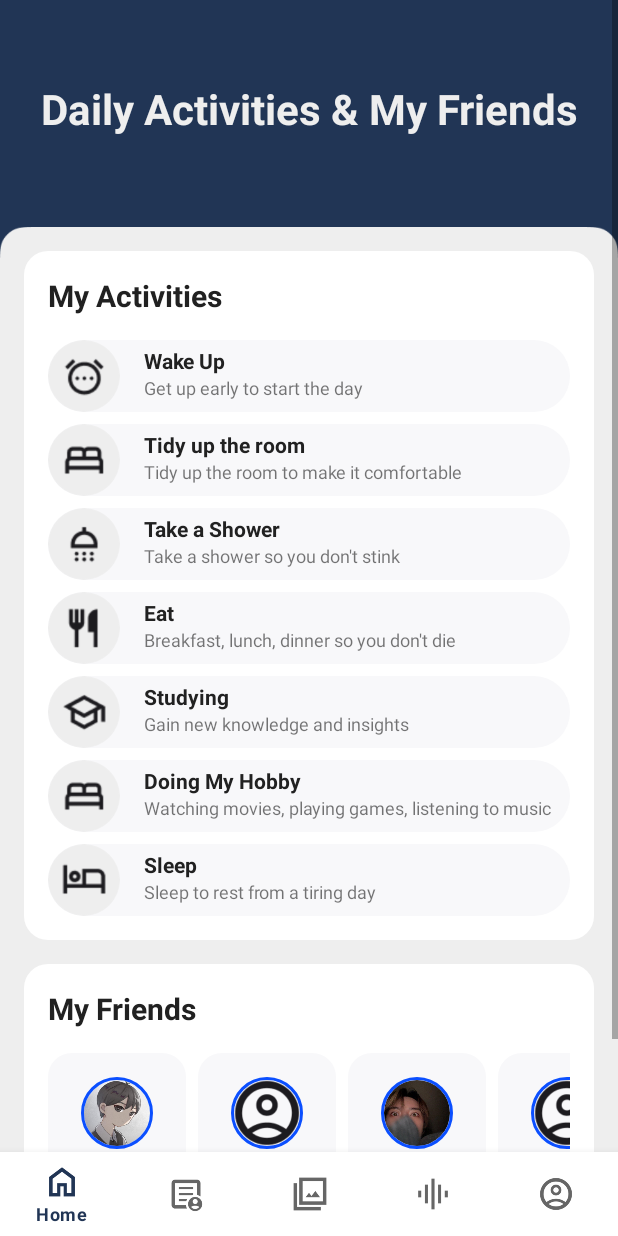
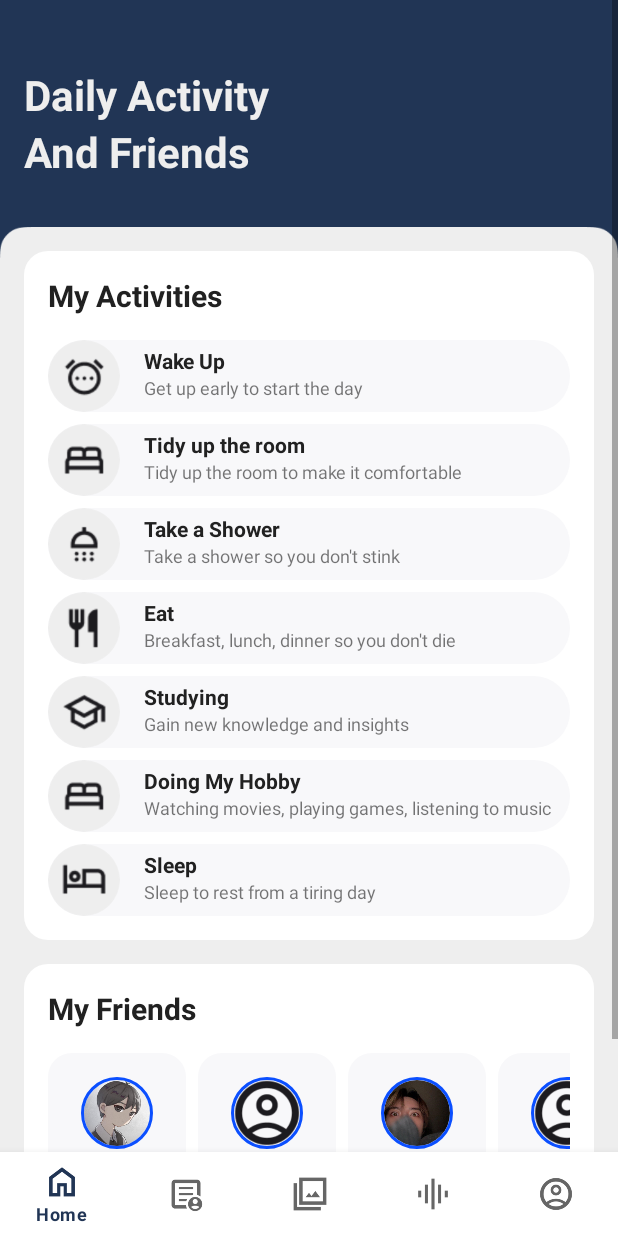
Before and after one commit to Muzhoffar/UTS_MyselfApps_IF9_10121738_RifqiSirojulMuzhoffar, an Android app: the fragment ActivityFragment placed in its activity, on a phone screen of 412 x 824 dp. Run offline under Robolectric (Android 15) with nearby library versions, the phone set to English and light mode, and no system bars; our stand-ins replace CircleImageView.

Commit message:
update 5.1

```diff
--- a/app/src/main/res/layout/fragment_activity.xml
+++ b/app/src/main/res/layout/fragment_activity.xml
@@ -21,11 +21,20 @@
             tools:context="com.example.uts_if9_10121738_rifqisirojulmuzhoffar.Fragment.DailyFragment">
 
             <TextView
+                android:id="@+id/text_dailyactivities"
                 android:layout_width="match_parent"
                 android:layout_height="wrap_content"
-                android:textAlignment="center"
-                android:layout_marginTop="53dp"
-                android:text="Daily Activities &amp; My Friends"
+                android:layout_marginTop="44dp"
+                android:text="Daily Activity"
+                android:layout_marginLeft="16dp"
+                android:textColor="@color/white2"
+                android:textSize="28dp"
+                android:textStyle="bold"/>
+            <TextView
+                android:layout_width="match_parent"
+                android:layout_height="wrap_content"
+                android:layout_marginLeft="16dp"
+                android:text="And Friends"
                 android:textColor="@color/white2"
                 android:textSize="28dp"
                 android:textStyle="bold"/>
@@ -34,7 +43,7 @@
             <RelativeLayout
                 android:layout_width="match_parent"
                 android:layout_height="700dp"
-                android:layout_marginTop="60dp"
+                android:layout_marginTop="31dp"
                 android:background="@drawable/cornerbox_white"
                 android:padding="16dp">
 
--- a/app/src/main/res/layout/fragment_gallery.xml
+++ b/app/src/main/res/layout/fragment_gallery.xml
@@ -19,7 +19,7 @@
             <TextView
                 android:layout_width="match_parent"
                 android:layout_height="wrap_content"
-                android:layout_marginTop="50dp"
+                android:layout_marginTop="62dp"
                 android:text="My Gallery"
                 android:textStyle="bold"
                 android:textSize="28sp"
```
